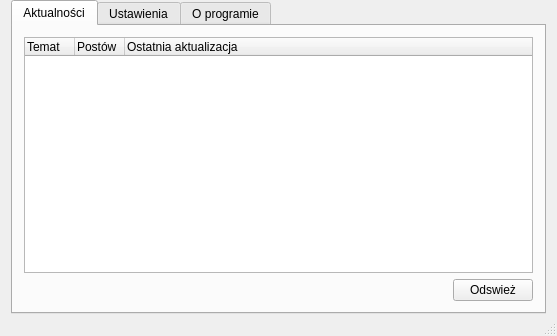
The window that ui/mainwindow.ui (poxip/qcodedesk) describes before a commit, drawn with Qt 5.
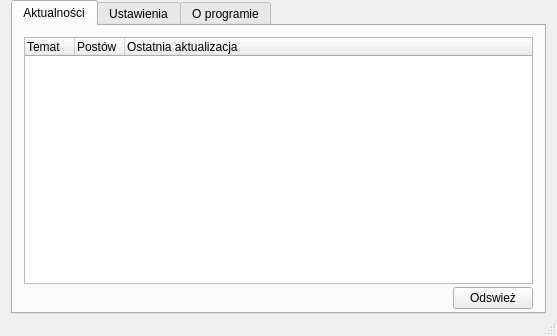
The same window after the commit. Icons and pictures are not drawn.

Commit message: Adjust margins

What changed in the file:
```diff
--- a/ui/mainwindow.ui
+++ b/ui/mainwindow.ui
@@ -53,9 +53,15 @@
         <string>Aktualności</string>
        </attribute>
        <layout class="QGridLayout" name="gridLayout_2">
-        <property name="spacing">
+        <property name="bottomMargin">
+         <number>3</number>
+        </property>
+        <property name="horizontalSpacing">
          <number>6</number>
         </property>
+        <property name="verticalSpacing">
+         <number>3</number>
+        </property>
         <item row="4" column="0" alignment="Qt::AlignRight">
          <widget class="QPushButton" name="refreshButton">
           <property name="sizePolicy">
```
